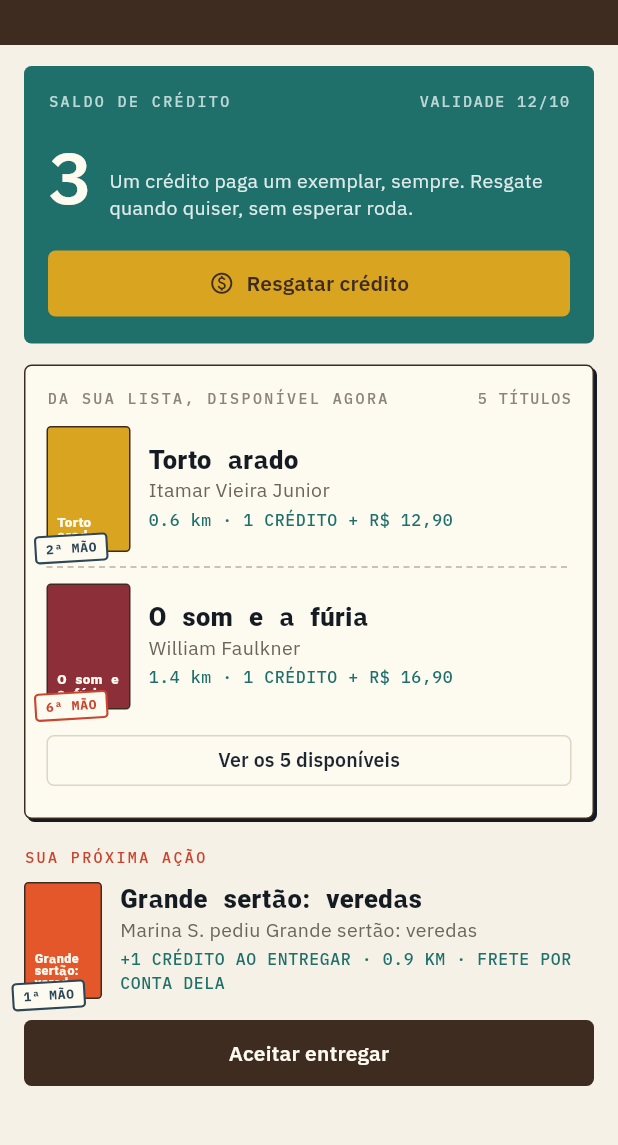
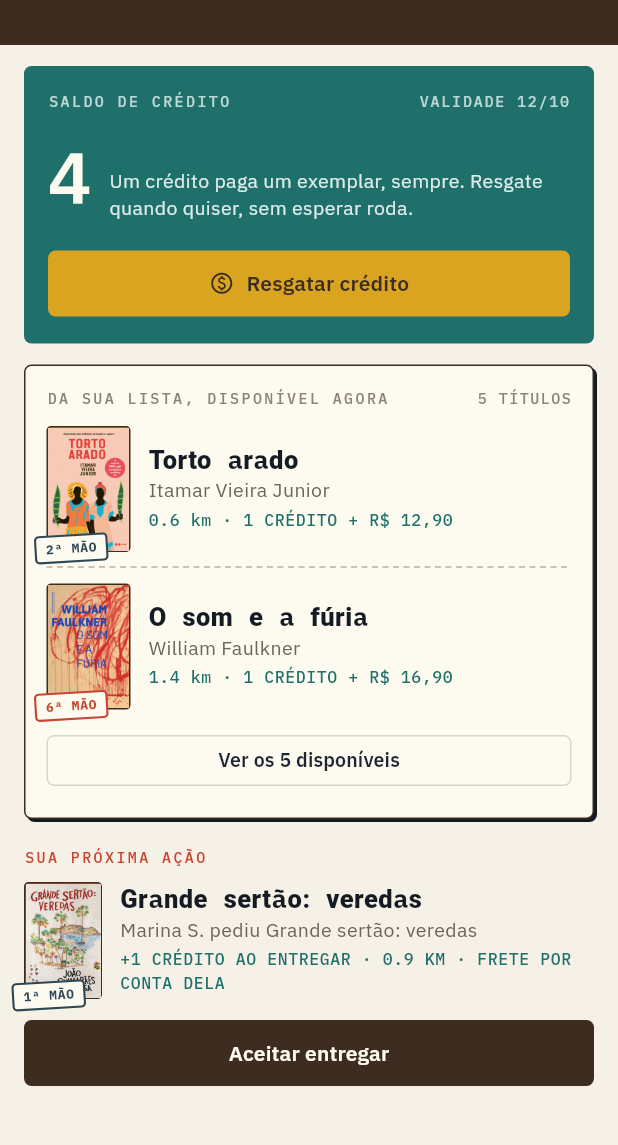
Before and after one commit to rav1silva/Rodape, a Flutter app: the HomeScreen screen opened directly, on a phone screen of 412 x 824 dp, the part 75-1220 px from its top. Run offline on Flutter 3.47's test engine with Material 3 defaults, Android fonts, the phone set to English and light mode, and no system bars; our stand-ins replace dio, google_fonts, shared_preferences; accounts and stored records are empty; Roboto replaces fonts that are missing (Saira Condensed).

Commit message:
feat: add cover images

```diff
--- a/rodape-app/rodape/lib/helpers/mocks/mock_books.dart
+++ b/rodape-app/rodape/lib/helpers/mocks/mock_books.dart
@@ -15,6 +15,7 @@ class MockBooks {
     titulo: 'Torto arado',
     autor: 'Itamar Vieira Junior',
     spineColor: AppColors.spineMustard,
+    coverAsset: 'lib/assets/images/torto arado.jpg',
     maos: 2,
     estadoConservacao: 'bom',
     status: BookStatus.disponivel,
@@ -29,6 +30,7 @@ class MockBooks {
     titulo: 'O som e a fúria',
     autor: 'William Faulkner',
     spineColor: AppColors.spineWine,
+    coverAsset: 'lib/assets/images/o som e a furia.jpg',
     maos: 6,
     estadoConservacao: 'como novo',
     status: BookStatus.disponivel,
@@ -43,6 +45,7 @@ class MockBooks {
     titulo: 'Vidas secas',
     autor: 'Graciliano Ramos',
     spineColor: AppColors.spineOlive,
+    coverAsset: 'lib/assets/images/vidas secas.jpg',
     maos: 3,
     status: BookStatus.disponivel,
     exemplares: 5,
@@ -54,6 +57,7 @@ class MockBooks {
     titulo: 'O cortiço',
     autor: 'Aluísio Azevedo',
     spineColor: AppColors.spineOrange,
+    coverAsset: 'lib/assets/images/o cortico.jpg',
     maos: 2,
     status: BookStatus.reservado,
     exemplares: 1,
@@ -65,6 +69,7 @@ class MockBooks {
     titulo: 'A hora da estrela',
     autor: 'Clarice Lispector',
     spineColor: AppColors.spineWine,
+    coverAsset: 'lib/assets/images/a hora da estrela.jpg',
     maos: 5,
     status: BookStatus.caminho,
     exemplares: 1,
@@ -76,6 +81,7 @@ class MockBooks {
     titulo: 'Quarto de despejo',
     autor: 'Carolina Maria de Jesus',
     spineColor: AppColors.spineTeal,
+    coverAsset: 'lib/assets/images/quarto de despejo.jpg',
     maos: 7,
     status: BookStatus.entregue,
     exemplares: 1,
@@ -87,6 +93,7 @@ class MockBooks {
     titulo: 'Grande sertão: veredas',
     autor: 'João Guimarães Rosa',
     spineColor: AppColors.spineOrange,
+    coverAsset: 'lib/assets/images/grande sertao veredas.jpg',
     maos: 1,
     status: BookStatus.disponivel,
     exemplares: 1,
@@ -99,6 +106,7 @@ class MockBooks {
     titulo: 'Os sertões',
     autor: 'Euclides da Cunha',
     spineColor: AppColors.spineOrange,
+    coverAsset: 'lib/assets/images/os sertoes.jpg',
     maos: 1,
     status: BookStatus.disponivel,
     exemplares: 3,
@@ -112,6 +120,7 @@ class MockBooks {
     titulo: 'A paixão segundo G.H.',
     autor: 'Clarice Lispector',
     spineColor: AppColors.spineOlive,
+    coverAsset: 'lib/assets/images/a paixao.jpg',
     maos: 4,
     status: BookStatus.disponivel,
     exemplares: 1,
@@ -125,6 +134,7 @@ class MockBooks {
     titulo: 'Estorvo',
     autor: 'Chico Buarque',
     spineColor: AppColors.paper300,
+    coverAsset: 'lib/assets/images/estorvo.jpg',
     maos: 0,
     status: BookStatus.disponivel,
     exemplares: 0,
@@ -136,6 +146,7 @@ class MockBooks {
     titulo: 'Memórias póstumas',
     autor: 'Machado de Assis',
     spineColor: AppColors.spineOlive,
+    coverAsset: 'lib/assets/images/memorias postumas.jpg',
     maos: 7,
     status: BookStatus.entregue,
     exemplares: 0,
--- a/rodape-app/rodape/lib/helpers/mocks/mock_profile.dart
+++ b/rodape-app/rodape/lib/helpers/mocks/mock_profile.dart
@@ -37,18 +37,21 @@ class MockProfile {
     CirculationEntry(
       titulo: 'Quarto de despejo',
       spineColor: AppColors.spineTeal,
+      coverAsset: 'lib/assets/images/quarto de despejo.jpg',
       maos: 4,
       statusLabel: 'Foi para Diego F. · 12/07',
     ),
     CirculationEntry(
       titulo: 'Memórias póstumas',
       spineColor: AppColors.spineOlive,
+      coverAsset: 'lib/assets/images/memorias postumas.jpg',
       maos: 7,
       statusLabel: 'Foi para Luísa R. · 28/06',
     ),
     CirculationEntry(
       titulo: 'O cortiço',
       spineColor: AppColors.spineOrange,
+      coverAsset: 'lib/assets/images/o cortico.jpg',
       maos: 3,
       statusLabel: 'A caminho de Bruno M.',
       statusColor: AppColors.spineTeal,
--- a/rodape-app/rodape/lib/helpers/models/circulation_entry.dart
+++ b/rodape-app/rodape/lib/helpers/models/circulation_entry.dart
@@ -8,6 +8,7 @@ class CirculationEntry {
     required this.maos,
     required this.statusLabel,
     this.statusColor,
+    this.coverAsset,
   });
 
   final String titulo;
@@ -15,4 +16,7 @@ class CirculationEntry {
   final int maos;
   final String statusLabel;
   final Color? statusColor;
+
+  /// Caminho de asset local da capa; sem ele, a UI usa a cor da lombada.
+  final String? coverAsset;
 }
--- a/rodape-app/rodape/lib/screens/home_screen.dart
+++ b/rodape-app/rodape/lib/screens/home_screen.dart
@@ -32,7 +32,7 @@ class HomeScreen extends StatelessWidget {
                 padding: const EdgeInsets.fromLTRB(16, 14, 16, 24),
                 children: [
                   CreditBalanceCard(
-                    saldo: 3,
+                    saldo: 4,
                     validade: '12/10',
                     onResgatar: () {},
                   ),
--- a/rodape-app/rodape/lib/screens/wishlist_screen.dart
+++ b/rodape-app/rodape/lib/screens/wishlist_screen.dart
@@ -14,7 +14,7 @@ class WishlistScreen extends StatelessWidget {
   @override
   Widget build(BuildContext context) {
     final lista = MockBooks.listaDeDesejos;
-    const saldo = 3;
+    const saldo = 4;
 
     return Scaffold(
       backgroundColor: AppColors.paper100,
--- a/rodape-app/rodape/lib/widgets/book_cover.dart
+++ b/rodape-app/rodape/lib/widgets/book_cover.dart
@@ -5,8 +5,9 @@ import '../theme/app_colors.dart';
 import '../theme/app_text_styles.dart';
 import 'carimbo_stamp.dart';
 
-/// Capa de um exemplar. Sem imagem real, a cor da lombada é o
-/// protagonista — cada capa é um "slot" colorido com o título.
+/// Capa de um exemplar. Usa [Book.coverAsset] quando existe; sem imagem (ou
+/// se o asset falhar ao carregar), a cor da lombada vira o placeholder
+/// um "slot" colorido com o título.
 ///
 /// Quando [showStamp] é true, o carimbo de circulação ([book.maos]) fica
 /// ancorado no canto inferior esquerdo, sobrepondo a capa.
@@ -29,16 +30,10 @@ class BookCover extends StatelessWidget {
   @override
   Widget build(BuildContext context) {
     final h = height ?? width * 1.5;
-    final cover = Container(
-      width: width,
-      height: h,
+    final placeholder = Container(
       padding: const EdgeInsets.all(6),
       alignment: Alignment.bottomLeft,
-      decoration: BoxDecoration(
-        color: book.spineColor,
-        borderRadius: BorderRadius.circular(3),
-        border: Border.all(color: AppColors.wood800, width: 1),
-      ),
+      color: book.spineColor,
       child: Text(
         book.titulo,
         maxLines: 3,
@@ -49,6 +44,24 @@ class BookCover extends StatelessWidget {
           height: 0.95,
         ),
       ),
+    );
+
+    final cover = Container(
+      width: width,
+      height: h,
+      clipBehavior: Clip.antiAlias,
+      decoration: BoxDecoration(
+        color: book.spineColor,
+        borderRadius: BorderRadius.circular(3),
+        border: Border.all(color: AppColors.wood800, width: 1),
+      ),
+      child: book.coverAsset == null
+          ? placeholder
+          : Image.asset(
+              book.coverAsset!,
+              fit: BoxFit.cover,
+              errorBuilder: (_, _, _) => placeholder,
+            ),
     );
 
     if (!showStamp) return cover;
--- a/rodape-app/rodape/pubspec.yaml
+++ b/rodape-app/rodape/pubspec.yaml
@@ -67,6 +67,9 @@ flutter:
   # the material Icons class.
   uses-material-design: true
 
+  assets:
+    - lib/assets/images/
+
   # To add assets to your application, add an assets section, like this:
   # assets:
   #   - images/a_dot_burr.jpeg
```
Also changed, not shown: rodape-app/rodape/lib/screens/profile_screen.dart (+8 -0 lines), rodape-app/rodape/lib/assets/images/a hora da estrela.jpg (added), rodape-app/rodape/lib/assets/images/a paixao.jpg (added), rodape-app/rodape/lib/assets/images/duna.jpg (added), rodape-app/rodape/lib/assets/images/estorvo.jpg (added), rodape-app/rodape/lib/assets/images/grande sertao veredas.jpg (added), rodape-app/rodape/lib/assets/images/memorias postumas.jpg (added), rodape-app/rodape/lib/assets/images/o cortico.jpg (added), rodape-app/rodape/lib/assets/images/o som e a furia.jpg (added), rodape-app/rodape/lib/assets/images/os sertoes.jpg (added), rodape-app/rodape/lib/assets/images/quarto de despejo.jpg (added), rodape-app/rodape/lib/assets/images/torto arado.jpg (added), rodape-app/rodape/lib/assets/images/vidas secas.jpg (added).
